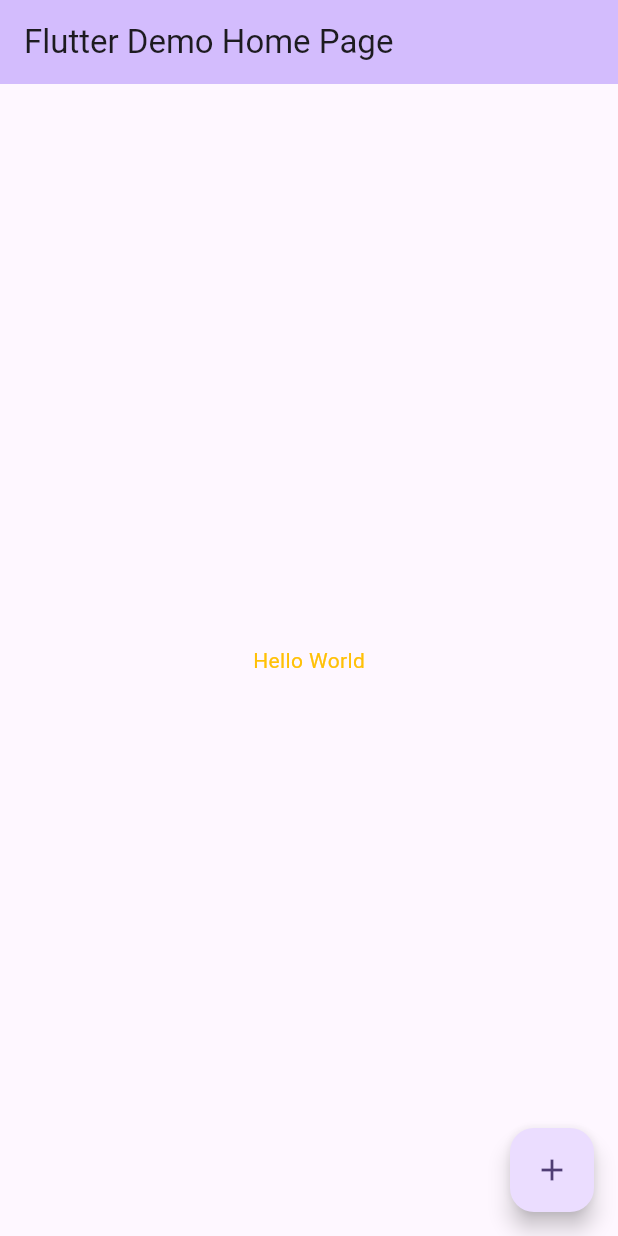
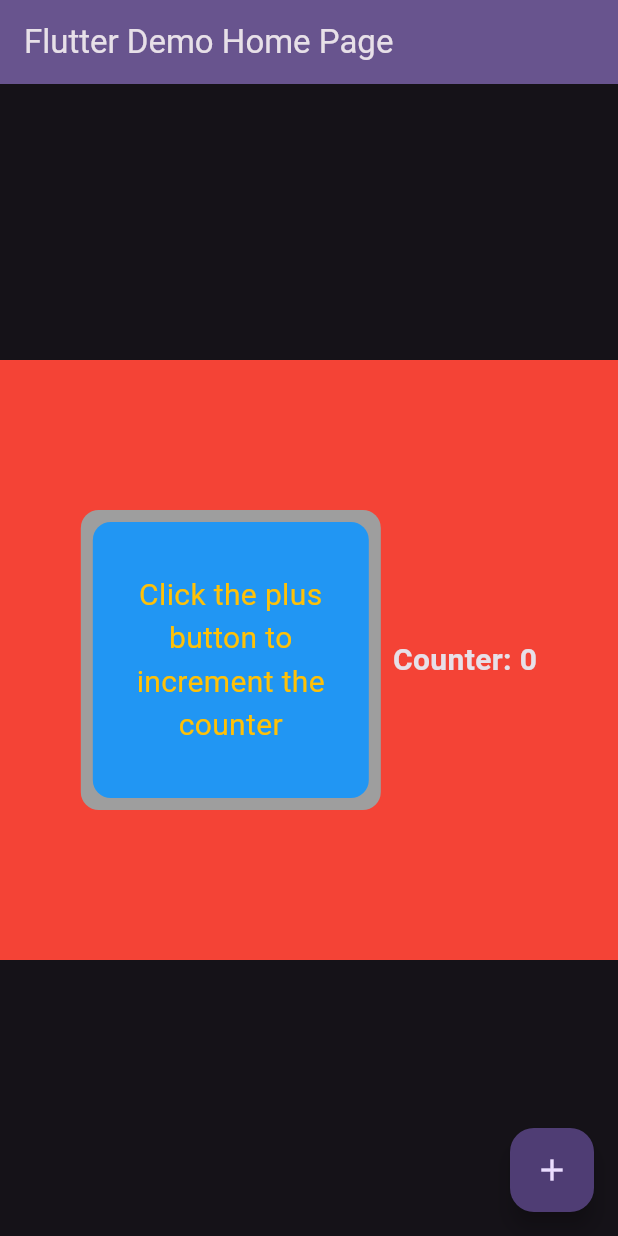
Before and after one commit to KapilMP/flutter_app, a Flutter app: the screen it shows after launch, on a phone screen of 412 x 824 dp. Run offline on Flutter 3.47's test engine with Material 3 defaults, Android fonts, the phone set to English and light mode, and no system bars; our stand-ins replace device_preview.

Commit message:
feat(ui): implement counter feature with nested containers

```diff
--- a/lib/main.dart
+++ b/lib/main.dart
@@ -19,7 +19,10 @@ class MyApp extends StatelessWidget {
       builder: DevicePreview.appBuilder,
       title: 'Flutter Demo',
       theme: ThemeData(
-        colorScheme: ColorScheme.fromSeed(seedColor: Colors.deepPurple),
+        colorScheme: ColorScheme.fromSeed(
+          seedColor: Colors.deepPurple,
+          brightness: Brightness.dark,
+        ),
       ),
       home: const MyHomePage(title: 'Flutter Demo Home Page'),
     );
@@ -52,7 +55,50 @@ class _MyHomePageState extends State<MyHomePage> {
         title: Text(widget.title),
       ),
       body: Center(
-        child: Text('Hello World', style:TextStyle(color: Colors.amber)),
+        child: Container(
+          color: Colors.red,
+          height: 400,
+          width: double.infinity,
+          child: Row(
+            mainAxisSize: MainAxisSize.min,
+            mainAxisAlignment: MainAxisAlignment.center,
+            crossAxisAlignment: CrossAxisAlignment.center,
+            children: [
+              Container(
+                height: 200,
+                width: 200,
+                padding: const EdgeInsets.all(8),
+                decoration: BoxDecoration(
+                  borderRadius: BorderRadius.circular(12),
+                  color: Colors.grey,
+                ),
+                child: Container(
+                  height: 100,
+                  width: 200,
+                  padding: const EdgeInsets.all(20),
+                  alignment: Alignment.center,
+                  decoration: BoxDecoration(
+                    borderRadius: BorderRadius.circular(12),
+                    color: Colors.blue,
+                  ),
+                  child: Text(
+                    'Click the plus button to increment the counter',
+                    textAlign: TextAlign.center,
+                    style: TextStyle(color: Colors.amber, fontSize: 20),
+                  ),
+                ),
+              ),
+              const SizedBox(width: 8),
+              Text(
+                'Counter: $_counter',
+                style: const TextStyle(
+                  fontSize: 20,
+                  fontWeight: FontWeight.bold,
+                ),
+              ),
+            ],
+          ),
+        ),
       ),
       floatingActionButton: FloatingActionButton(
         onPressed: _incrementCounter,
```
Also changed, not shown: 1 other file.
